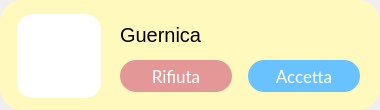
Above: frontend/ui/richiestaDonazioneWidget.ui from MrPio/MuseoOmero before the change. Below: the same form after it.
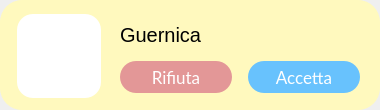
That is the form after the change. Icons and pictures are not drawn.

```diff
--- a/frontend/ui/richiestaDonazioneWidget.ui
+++ b/frontend/ui/richiestaDonazioneWidget.ui
@@ -10,6 +10,18 @@
     <height>110</height>
    </rect>
   </property>
+  <property name="minimumSize">
+   <size>
+    <width>380</width>
+    <height>110</height>
+   </size>
+  </property>
+  <property name="maximumSize">
+   <size>
+    <width>380</width>
+    <height>110</height>
+   </size>
+  </property>
   <property name="windowTitle">
    <string>Form</string>
   </property>
@@ -115,7 +127,7 @@
     <property name="geometry">
      <rect>
       <x>248</x>
-      <y>60</y>
+      <y>61</y>
       <width>112</width>
       <height>32</height>
      </rect>
@@ -168,7 +180,7 @@
     <property name="geometry">
      <rect>
       <x>120</x>
-      <y>60</y>
+      <y>61</y>
       <width>112</width>
       <height>32</height>
      </rect>
```
Left out of the diff: 11 changed lines with no effect on the pictures.
